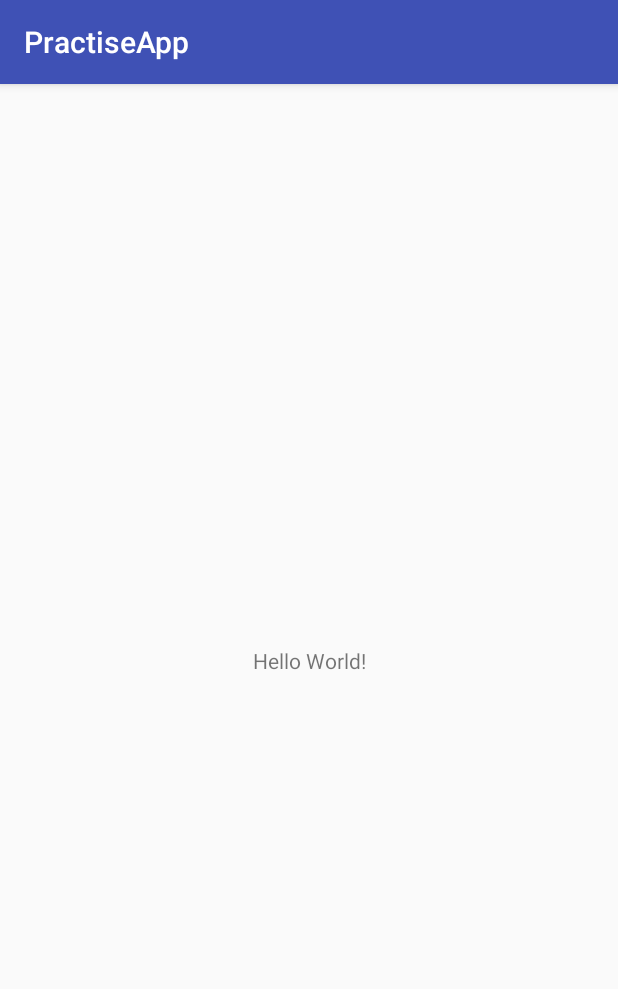
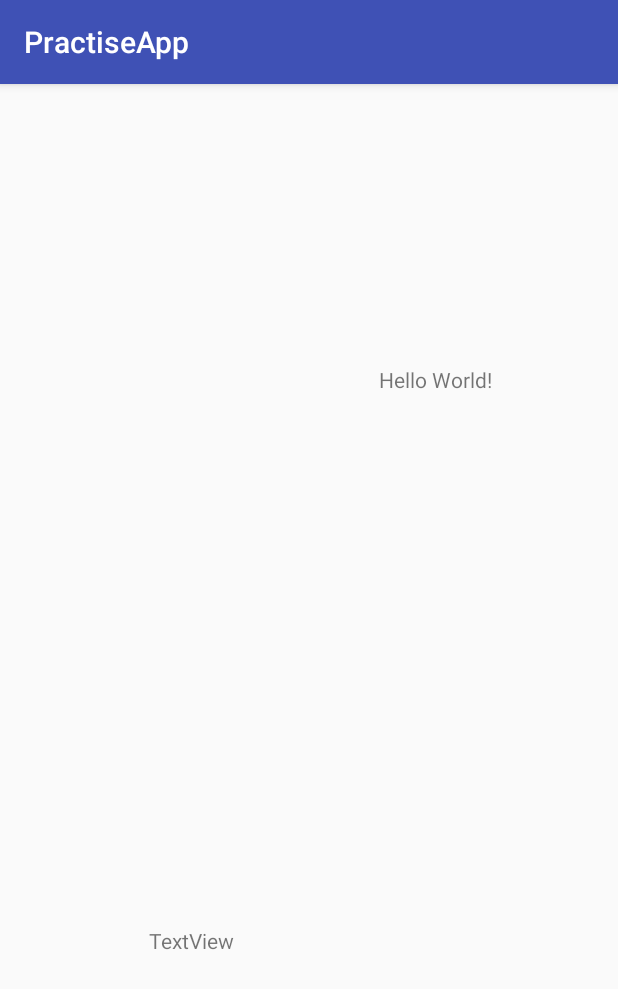
Before and after one commit to drngrne/PractiseApp, an Android app: the screen it shows after launch (MainActivity), on a phone screen of 412 x 824 dp. Shown: the top 989 px of the screen. Run offline under Robolectric (Android 15) with nearby library versions, the phone set to English and light mode, and no system bars.

Commit message:
pdf maker 1.0

```diff
--- a/app/src/main/res/layout/activity_main.xml
+++ b/app/src/main/res/layout/activity_main.xml
@@ -1,7 +1,8 @@
 <?xml version="1.0" encoding="utf-8"?>
-<android.support.constraint.ConstraintLayout xmlns:android="http://schemas.android.com/apk/res/android"
+<android.support.constraint.ConstraintLayout
+    xmlns:android="http://schemas.android.com/apk/res/android"
+    xmlns:tools="http://schemas.android.com/tools"
     xmlns:app="http://schemas.android.com/apk/res-auto"
-    xmlns:tools="http://schemas.android.com/tools"
     android:layout_width="match_parent"
     android:layout_height="match_parent"
     tools:context=".MainActivity">
@@ -11,8 +12,26 @@
         android:layout_height="wrap_content"
         android:text="Hello World!"
         app:layout_constraintBottom_toBottomOf="parent"
+        app:layout_constraintEnd_toEndOf="parent"
+        app:layout_constraintHorizontal_bias="0.750"
         app:layout_constraintLeft_toLeftOf="parent"
         app:layout_constraintRight_toRightOf="parent"
-        app:layout_constraintTop_toTopOf="parent" />
+        app:layout_constraintStart_toStartOf="parent"
+        app:layout_constraintTop_toTopOf="parent"
+        app:layout_constraintVertical_bias="0.250" />
+
+    <TextView
+        android:id="@+id/textView2"
+        android:layout_width="wrap_content"
+        android:layout_height="wrap_content"
+        android:text="TextView"
+        app:layout_constraintBottom_toBottomOf="parent"
+        app:layout_constraintEnd_toEndOf="parent"
+        app:layout_constraintHorizontal_bias="0.279"
+        app:layout_constraintLeft_toLeftOf="parent"
+        app:layout_constraintRight_toRightOf="parent"
+        app:layout_constraintStart_toStartOf="parent"
+        app:layout_constraintTop_toTopOf="parent"
+        app:layout_constraintVertical_bias="0.75" />
 
 </android.support.constraint.ConstraintLayout>
```
Also changed, not shown: app/build.gradle (+8 -0 lines), app/src/main/java/com/greenedarren/practiseapp/TemplatePDF.java (added, +152 -0 lines).
